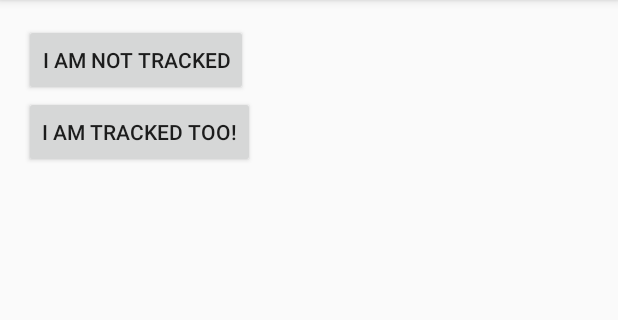
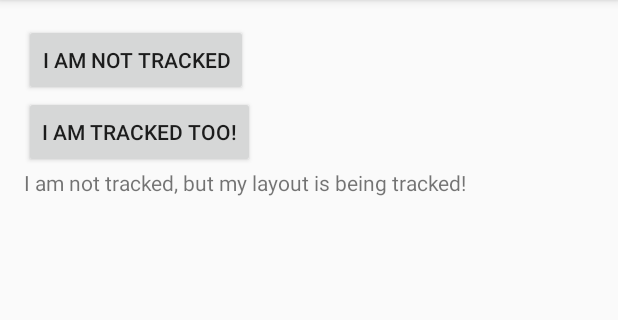
Before and after one commit to TedaLIEz/AutomaticTracking, an Android app: the Main2Activity screen opened directly, with no data from a screen before it, on a phone screen of 412 x 824 dp, the part 84-404 px from its top. Run offline under Robolectric (Android 15) with nearby library versions, the phone set to English and light mode, and no system bars.

Commit message:
test: test with layout clicklistener

```diff
--- a/sample/src/main/java/com/hustunique/jianguo/autoeventtracking/Main2Activity.java
+++ b/sample/src/main/java/com/hustunique/jianguo/autoeventtracking/Main2Activity.java
@@ -5,6 +5,7 @@ import android.os.Bundle;
 import android.util.Log;
 import android.view.View;
 import android.widget.Button;
+import android.widget.LinearLayout;
 
 public class Main2Activity extends AppCompatActivity implements View.OnClickListener {
 
@@ -16,6 +17,13 @@ public class Main2Activity extends AppCompatActivity implements View.OnClickList
         setContentView(R.layout.activity_main2);
         Button button = (Button) findViewById(R.id.btn_track2);
         button.setOnClickListener(this);
+        LinearLayout linearLayout = (LinearLayout) findViewById(R.id.linearLayout3);
+        linearLayout.setOnClickListener(new View.OnClickListener() {
+            @Override
+            public void onClick(View v) {
+
+            }
+        });
     }
 
     @Override
--- a/sample/src/main/res/layout/activity_main2.xml
+++ b/sample/src/main/res/layout/activity_main2.xml
@@ -25,4 +25,13 @@
         android:text="I am tracked too!"
         android:layout_width="wrap_content"
         android:layout_height="wrap_content"/>
+    <LinearLayout
+        android:id="@+id/linearLayout3"
+        android:layout_width="match_parent"
+        android:layout_height="wrap_content">
+        <TextView
+            android:text="I am not tracked, but my layout is being tracked!"
+            android:layout_width="match_parent"
+            android:layout_height="wrap_content"/>
+    </LinearLayout>
 </LinearLayout>
--- a/tracking/src/main/java/com/hustunique/jianguo/tracking/hook/IActivityManagerHandler.java
+++ b/tracking/src/main/java/com/hustunique/jianguo/tracking/hook/IActivityManagerHandler.java
@@ -8,9 +8,10 @@ import java.util.Arrays;
 
 /**
  * Created by JianGuo on 11/25/16.
- * InvocationHandler for {@link ActivityManagerNative}
+ * InvocationHandler for {@link ActivityManagerNative},
+ * deprecated, use {@link HookHandlerCallback} instead
  */
-//TODO: filter to get the entrance function when activity starts.
+@Deprecated
 class IActivityManagerHandler implements InvocationHandler {
     private static final String TAG = "IActivityManagerHandler";
     private Object mBase;
--- a/tracking/src/main/java/com/hustunique/jianguo/tracking/hook/IClickHandler.java
+++ b/tracking/src/main/java/com/hustunique/jianguo/tracking/hook/IClickHandler.java
@@ -26,8 +26,6 @@ public class IClickHandler implements InvocationHandler {
     @Override
     public Object invoke(Object proxy, Method method, Object[] args) throws Throwable {
         if ("onClick".equals(method.getName())) {
-            //TODO: add callback in this handler
-            Log.i(TAG, "BIG BROTHER IS WATCHING OVER YOU");
             View v = (View) args[0];
             callback.onEventTracked(v);
         }
--- a/tracking/src/main/java/com/hustunique/jianguo/tracking/track/WatchDog.java
+++ b/tracking/src/main/java/com/hustunique/jianguo/tracking/track/WatchDog.java
@@ -77,7 +77,6 @@ public class WatchDog {
             if (pathList.size() == depth) {
                 Log.d(TAG, "find target view " + view.toString());
                 try {
-                    // TODO: how to find the corresponding callback
                     HookHelper.hookListener(view, config.findCallback(mBinders.get(currToken), pathList));
                 } catch (NoSuchMethodException | InvocationTargetException
                         | IllegalAccessException | ClassNotFoundException | NoSuchFieldException e) {
```
Also changed, not shown: sample/src/main/java/com/hustunique/jianguo/autoeventtracking/MyApp.java (+7 -0 lines).
